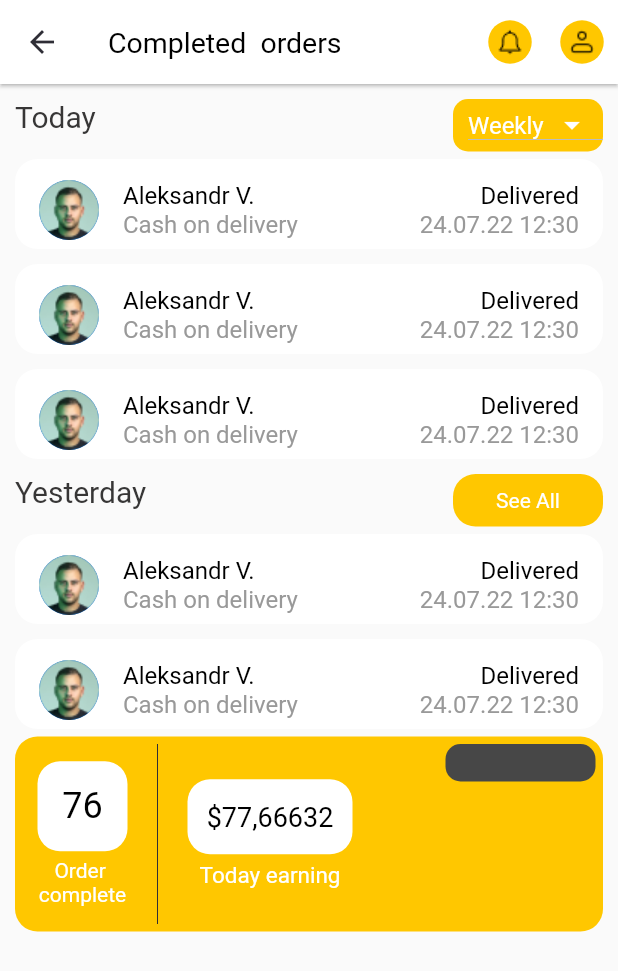
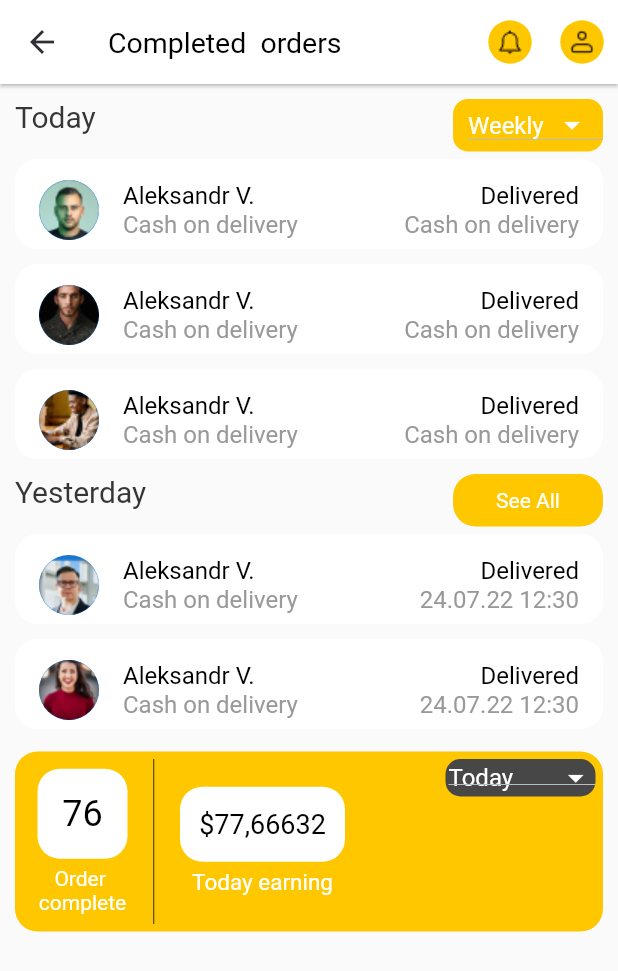
Before and after one commit to YasirMehmood12/delivery_app, a Flutter app: the CompletedScreen screen opened directly, on a phone screen of 412 x 824 dp. Shown: the top 971 px of the screen. Run offline on Flutter 3.47's test engine with Material 2 defaults, Android fonts, the phone set to English and light mode, and no system bars; our stand-ins replace flutter_rating_bar, signature, timeline_tile, velocity_x.

Commit message:
today work2

```diff
--- a/lib/consts/images.dart
+++ b/lib/consts/images.dart
@@ -25,4 +25,8 @@ const locationWay = "asset/icons/route.png";
 // images
 const photo = "asset/images/photo.png";
 const photo2 = "asset/images/photo2.png";
+const photo3 = "asset/images/photo3.png";
+const photo4 = "asset/images/photo4.png";
+const photo5 = "asset/images/photo5.png";
+const photo6 = "asset/images/photo6.png";
 const map = "asset/images/map.png";
--- a/lib/home/completed_screen.dart
+++ b/lib/home/completed_screen.dart
@@ -1,3 +1,4 @@
+import 'package:delivery_app/model/delivered_model.dart';
 import 'package:flutter/material.dart';
 import 'package:velocity_x/velocity_x.dart';
 import '../consts/colors.dart';
@@ -20,14 +21,12 @@ class _CompletedScreenState extends State<CompletedScreen> {
     "daily",
   ];
 
-  String selectiveItem2  = '1';
+  String selectiveItem2  = 'Today';
   List listItem2 = [
-    "1"
-    "2"
-    "3",
-    "4",
+    "Today",
+    "Tomorrow",
+    "Yesterday",
   ];
-
   @override
   Widget build(BuildContext context) {
 
@@ -88,9 +87,9 @@ class _CompletedScreenState extends State<CompletedScreen> {
                         value: valueItem,
                           child: CustomText(text: valueItem,color: whiteColor,));
                      }).toList(),
-                    onChanged: (value1) {
+                    onChanged: (newValue) {
                       setState(() {
-                        selectiveItem1 = value1 as String;
+                        selectiveItem1 = newValue as String;
                       });
                     },
                       ),
@@ -102,7 +101,7 @@ class _CompletedScreenState extends State<CompletedScreen> {
               height: 215,width: double.infinity,
               child: ListView.builder(
                 shrinkWrap: true,
-                itemCount: 3,
+                itemCount: toDayModelList.length,
                 itemBuilder: (context, index) => Padding(
                   padding: const EdgeInsets.symmetric(vertical: 5),
                   child: Column(
@@ -114,8 +113,8 @@ class _CompletedScreenState extends State<CompletedScreen> {
                         decoration: BoxDecoration(
                           borderRadius: BorderRadius.circular(15),
                           color: whiteColor),
-                        child: const ListTile(
-                          leading: CircleAvatar(radius: 20,backgroundImage: AssetImage(photo)),
+                        child: ListTile(
+                          leading: CircleAvatar(radius: 20,backgroundImage: toDayModelList[index].image ),
                           title: Column(
                             mainAxisAlignment: MainAxisAlignment.center,
                             crossAxisAlignment: CrossAxisAlignment.start,
@@ -123,15 +122,15 @@ class _CompletedScreenState extends State<CompletedScreen> {
                               Row(
                                 mainAxisAlignment: MainAxisAlignment.spaceBetween,
                                 children: [
-                                  CustomText(text: 'Aleksandr V.'),
-                                  CustomText(text: 'Delivered'),
+                                  CustomText(text: toDayModelList[index].leftText),
+                                  CustomText(text: toDayModelList[index].rightText),
                                 ],
                               ),
                               Row(
                                 mainAxisAlignment: MainAxisAlignment.spaceBetween,
                                 children: [
-                                  CustomText(text: 'Cash on delivery',color: liteGreyColor),
-                                  CustomText(text: '24.07.22 12:30',color: liteGreyColor),
+                                  CustomText(text: toDayModelList[index].leftText2,color: liteGreyColor),
+                                  CustomText(text: toDayModelList[index].leftText2,color: liteGreyColor),
                                 ],
                               ),
                             ],
@@ -164,7 +163,7 @@ class _CompletedScreenState extends State<CompletedScreen> {
               height: 140,width: double.infinity,
               child: ListView.builder(
                 shrinkWrap: true,
-                itemCount: 2,
+                itemCount: yesTerDayModelList.length,
                 itemBuilder: (context, index) => Padding(
                   padding: const EdgeInsets.symmetric(vertical: 5),
                   child: Column(
@@ -176,8 +175,8 @@ class _CompletedScreenState extends State<CompletedScreen> {
                         decoration: BoxDecoration(
                             borderRadius: BorderRadius.circular(15),
                             color: whiteColor),
-                        child: const ListTile(
-                          leading: CircleAvatar(radius: 20,backgroundImage: AssetImage(photo)),
+                        child: ListTile(
+                          leading: CircleAvatar(radius: 20,backgroundImage: yesTerDayModelList[index].image),
                           title: Column(
                             mainAxisAlignment: MainAxisAlignment.center,
                             crossAxisAlignment: CrossAxisAlignment.start,
@@ -185,15 +184,15 @@ class _CompletedScreenState extends State<CompletedScreen> {
                               Row(
                                 mainAxisAlignment: MainAxisAlignment.spaceBetween,
                                 children: [
-                                  CustomText(text: 'Aleksandr V.'),
-                                  CustomText(text: 'Delivered'),
+                                  CustomText(text: yesTerDayModelList[index].leftText),
+                                  CustomText(text: yesTerDayModelList[index].rightText),
                                 ],
                               ),
                               Row(
                                 mainAxisAlignment: MainAxisAlignment.spaceBetween,
                                 children: [
-                                  CustomText(text: 'Cash on delivery',color: liteGreyColor),
-                                  CustomText(text: '24.07.22 12:30',color: liteGreyColor),
+                                  CustomText(text: yesTerDayModelList[index].leftText2,color: liteGreyColor),
+                                  CustomText(text: yesTerDayModelList[index].rightText2,color: liteGreyColor),
                                 ],
                               ),
                             ],
@@ -205,8 +204,9 @@ class _CompletedScreenState extends State<CompletedScreen> {
                 ),),
             ),
             ///left and right text
+            10.heightBox,
              Container(
-               height: 130,width: double.infinity,
+               height: 120,width: double.infinity,
                decoration: BoxDecoration(
                  borderRadius: BorderRadius.circular(15),
                  color: yellowColor),
@@ -235,7 +235,7 @@ class _CompletedScreenState extends State<CompletedScreen> {
                     child: VerticalDivider(
                       indent: 5,
                       endIndent: 5,
-                      width: 40,
+                      width: 35,
                       color: blackColor
                     ),
                   ),
@@ -265,6 +265,22 @@ class _CompletedScreenState extends State<CompletedScreen> {
                         decoration: BoxDecoration(
                             borderRadius: BorderRadius.circular(10),
                             color: liteBlackColor),
+                        child: DropdownButton(
+                          padding: const EdgeInsets.only(left: 2),
+                          value: selectiveItem2,
+                          dropdownColor: greyColor,
+                          icon: const Icon(Icons.arrow_drop_down,color: whiteColor),
+                          items: listItem2.map((valueItem2) {
+                            return DropdownMenuItem(
+                                value: valueItem2,
+                                child: CustomText(text: valueItem2,color: whiteColor,));
+                          }).toList(),
+                          onChanged: (newValue2) {
+                            setState(() {
+                              selectiveItem2 = newValue2 as String;
+                            });
+                          },
+                        ),
                       ),
                     ],
                   ),
@@ -276,4 +292,45 @@ class _CompletedScreenState extends State<CompletedScreen> {
       ),
     );
   }
+  List<dynamic> toDayModelList =[
+    ToDayModel(
+      image: const AssetImage(photo),
+      leftText: 'Aleksandr V.',
+      rightText: 'Delivered',
+      leftText2: 'Cash on delivery',
+        rightText2: '24.07.22 12:30',
+    ),
+    ToDayModel(
+      image: const AssetImage(photo2),
+      leftText: 'Aleksandr V.',
+      rightText: 'Delivered',
+      leftText2: 'Cash on delivery',
+        rightText2: '24.07.22 12:30',
+    ),
+    ToDayModel(
+      image: const AssetImage(photo3),
+      leftText: 'Aleksandr V.',
+      rightText: 'Delivered',
+      leftText2: 'Cash on delivery',
+        rightText2: '24.07.22 12:30',
+    ),
+  ];
+  List<dynamic> yesTerDayModelList =[
+    YesTerDayModel(
+      image: const AssetImage(photo4),
+      leftText: 'Aleksandr V.',
+      rightText: 'Delivered',
+      leftText2: 'Cash on delivery',
+        rightText2: '24.07.22 12:30',
+    ),
+    YesTerDayModel(
+      image: const AssetImage(photo5),
+      leftText: 'Aleksandr V.',
+      rightText: 'Delivered',
+      leftText2: 'Cash on delivery',
+        rightText2: '24.07.22 12:30',
+    ),
+  ];
+
+
 }
--- a/lib/model/delivered_model.dart
+++ b/lib/model/delivered_model.dart
@@ -0,0 +1,31 @@
+import 'package:flutter/cupertino.dart';
+/// today model list
+class ToDayModel{
+  final AssetImage? image;
+  final String? leftText;
+  final String? rightText;
+  final String? leftText2;
+  final String? rightText2;
+
+  ToDayModel(
+      {this.image,
+      this.leftText,
+      this.rightText,
+      this.leftText2,
+      this.rightText2});
+}
+/// yesterday model list
+class YesTerDayModel{
+  final AssetImage? image;
+  final String? leftText;
+  final String? rightText;
+  final String? leftText2;
+  final String? rightText2;
+
+  YesTerDayModel(
+      {this.image,
+        this.leftText,
+        this.rightText,
+        this.leftText2,
+        this.rightText2});
+}
--- a/pubspec.yaml
+++ b/pubspec.yaml
@@ -38,6 +38,7 @@ dependencies:
   flutter_rating_bar: ^4.0.1
   timeline_tile: ^2.0.0
   velocity_x: ^4.1.1
+  signature: ^5.4.0
 
 dev_dependencies:
   flutter_test:
```
Also changed, not shown: lib/home/order_options_screen.dart (added, +169 -0 lines), lib/home/order_update_screen.dart (added, +120 -0 lines), lib/home/outgoing_tabbar_screen.dart (+7 -4 lines), asset/images/photo3.png (added), asset/images/photo4.png (added), asset/images/photo5.png (added), asset/images/photo6.png (added), pubspec.lock.
